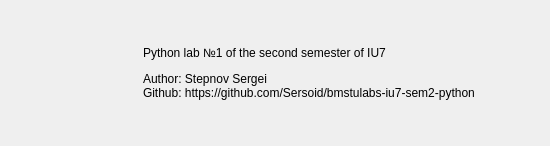
This is 1 - Calculator of number systems/lab/ui/about.ui in Sersoid/bmstulabs-iu7-sem2-python as Qt 5 draws it before an edit. The edited form follows.
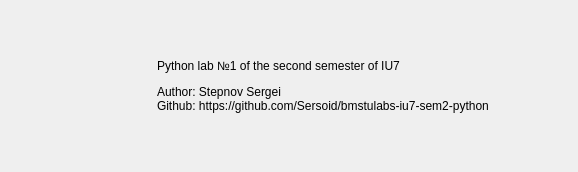
This is the edited form. Icons and pictures are not drawn.

```diff
--- a/1 - Calculator of number systems/lab/ui/about.ui
+++ b/1 - Calculator of number systems/lab/ui/about.ui
@@ -6,20 +6,20 @@
    <rect>
     <x>0</x>
     <y>0</y>
-    <width>550</width>
-    <height>146</height>
+    <width>578</width>
+    <height>172</height>
    </rect>
   </property>
   <property name="minimumSize">
    <size>
-    <width>550</width>
-    <height>146</height>
+    <width>578</width>
+    <height>172</height>
    </size>
   </property>
   <property name="maximumSize">
    <size>
-    <width>550</width>
-    <height>146</height>
+    <width>578</width>
+    <height>172</height>
    </size>
   </property>
   <property name="windowTitle">
@@ -31,7 +31,7 @@
   </property>
   <widget class="QWidget" name="mainWidget">
    <layout class="QGridLayout" name="gridLayout">
-    <item row="0" column="0">
+    <item row="1" column="1">
      <widget class="QLabel" name="labelLogo">
       <property name="minimumSize">
        <size>
@@ -53,8 +53,20 @@
       </property>
      </widget>
     </item>
-    <item row="0" column="1">
+    <item row="1" column="2">
      <widget class="QLabel" name="labelAbout">
+      <property name="minimumSize">
+       <size>
+        <width>400</width>
+        <height>128</height>
+       </size>
+      </property>
+      <property name="maximumSize">
+       <size>
+        <width>400</width>
+        <height>128</height>
+       </size>
+      </property>
       <property name="text">
        <string>&lt;html&gt;
     &lt;head&gt;
@@ -75,6 +87,70 @@
       </property>
      </widget>
     </item>
+    <item row="1" column="0">
+     <spacer name="horizontalSpacer">
+      <property name="orientation">
+       <enum>Qt::Horizontal</enum>
+      </property>
+      <property name="sizeType">
+       <enum>QSizePolicy::Fixed</enum>
+      </property>
+      <property name="sizeHint" stdset="0">
+       <size>
+        <width>10</width>
+        <height>0</height>
+       </size>
+      </property>
+     </spacer>
+    </item>
+    <item row="2" column="1" colspan="2">
+     <spacer name="verticalSpacer">
+      <property name="orientation">
+       <enum>Qt::Vertical</enum>
+      </property>
+      <property name="sizeType">
+       <enum>QSizePolicy::Fixed</enum>
+      </property>
+      <property name="sizeHint" stdset="0">
+       <size>
+        <width>0</width>
+        <height>10</height>
+       </size>
+      </property>
+     </spacer>
+    </item>
+    <item row="0" column="1" colspan="2">
+     <spacer name="verticalSpacer_2">
+      <property name="orientation">
+       <enum>Qt::Vertical</enum>
+      </property>
+      <property name="sizeType">
+       <enum>QSizePolicy::Fixed</enum>
+      </property>
+      <property name="sizeHint" stdset="0">
+       <size>
+        <width>0</width>
+        <height>10</height>
+       </size>
+      </property>
+     </spacer>
+    </item>
+    <item row="1" column="3">
+     <spacer name="horizontalSpacer_2">
+      <property name="orientation">
+       <enum>Qt::Horizontal</enum>
+      </property>
+      <property name="sizeType">
+       <enum>QSizePolicy::Fixed</enum>
+      </property>
+      <property name="sizeHint" stdset="0">
+       <size>
+        <width>10</width>
+        <height>0</height>
+       </size>
+      </property>
+     </spacer>
+    </item>
    </layout>
   </widget>
  </widget>
```
Left out of the diff: 1 changed line with no effect on the pictures.
